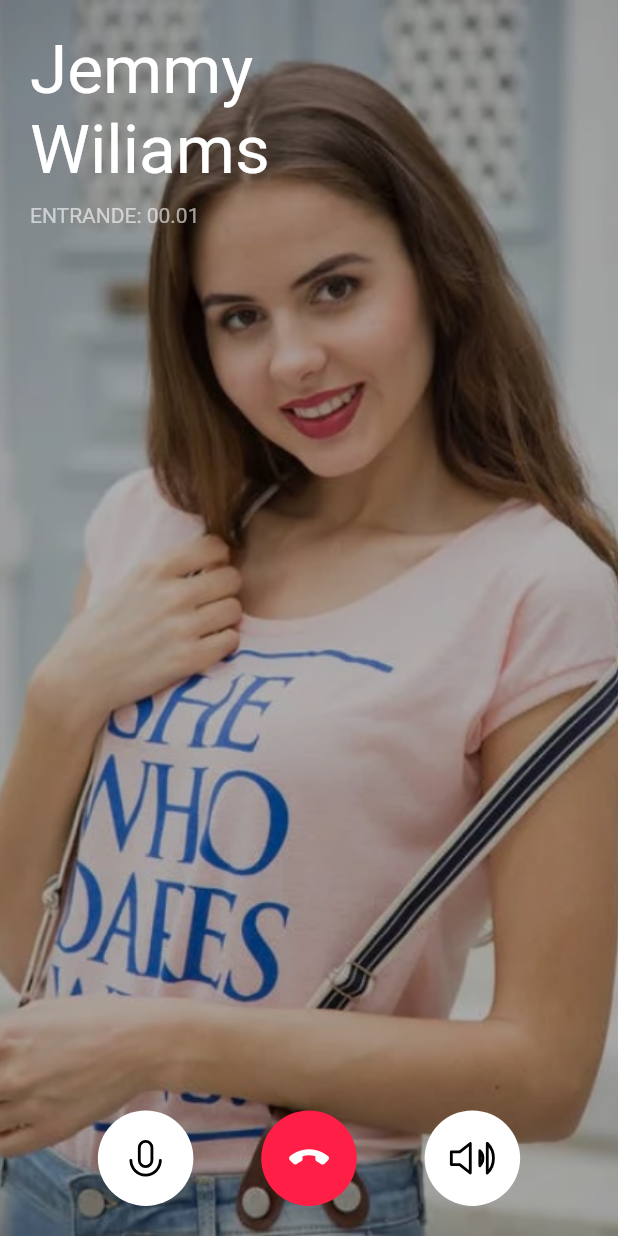
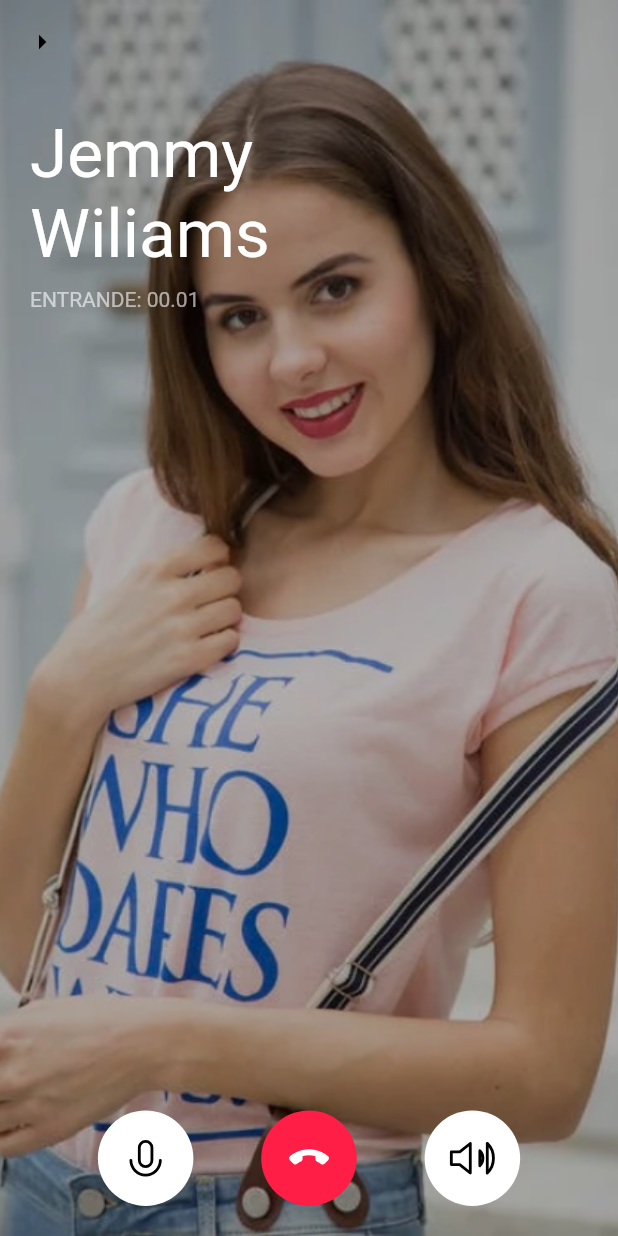
Before and after one commit to efraindrummer/LlamadasFlutter-App, a Flutter app: the AudioCallWithImage screen opened directly, on a phone screen of 412 x 824 dp. Run offline on Flutter 3.47's test engine with Material 2 defaults, Android fonts, the phone set to English and light mode, and no system bars; our stand-ins replace flutter_svg.

Commit message:
detalles finales

```diff
--- a/lib/screens/audioCallWithImage/audio_call_with_image_screen.dart
+++ b/lib/screens/audioCallWithImage/audio_call_with_image_screen.dart
@@ -9,6 +9,17 @@ class AudioCallWithImage extends StatelessWidget {
     //nos ayuda a hacer que nuestra interfaz de usuario responsiva
     SizeConfig().init(context);
     return Scaffold(
+      extendBodyBehindAppBar: true,
+      appBar: AppBar(
+        backgroundColor: Colors.transparent,
+        elevation: 0,
+        leading: IconButton(
+          icon: Icon(Icons.arrow_right, color: Colors.black),
+          onPressed: (){
+            Navigator.popAndPushNamed(context, 'dial_screen');
+          }
+        ),
+      ),
       body: Body(),
     );
   }
--- a/lib/screens/dialScreen/components/body.dart
+++ b/lib/screens/dialScreen/components/body.dart
@@ -80,7 +80,9 @@ class Body extends StatelessWidget {
               iconSrc: "assets/icons/call_end.svg",
               color: kRedColor,
               iconColor: Colors.white,
-              press: (){},
+              press: (){
+                Navigator.popAndPushNamed(context, 'group_call');
+              },
             )
           ],
         ),
```
Also changed, not shown: lib/main.dart (+7 -1 lines), lib/screens/groupCall/group_call_screen.dart (+5 -3 lines).
